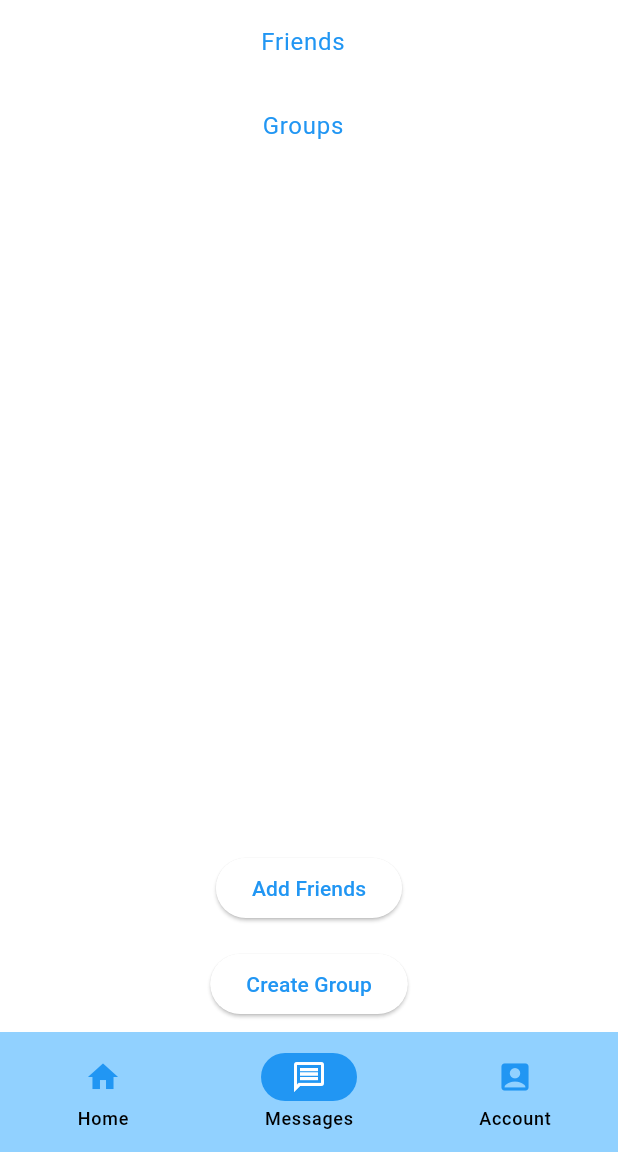
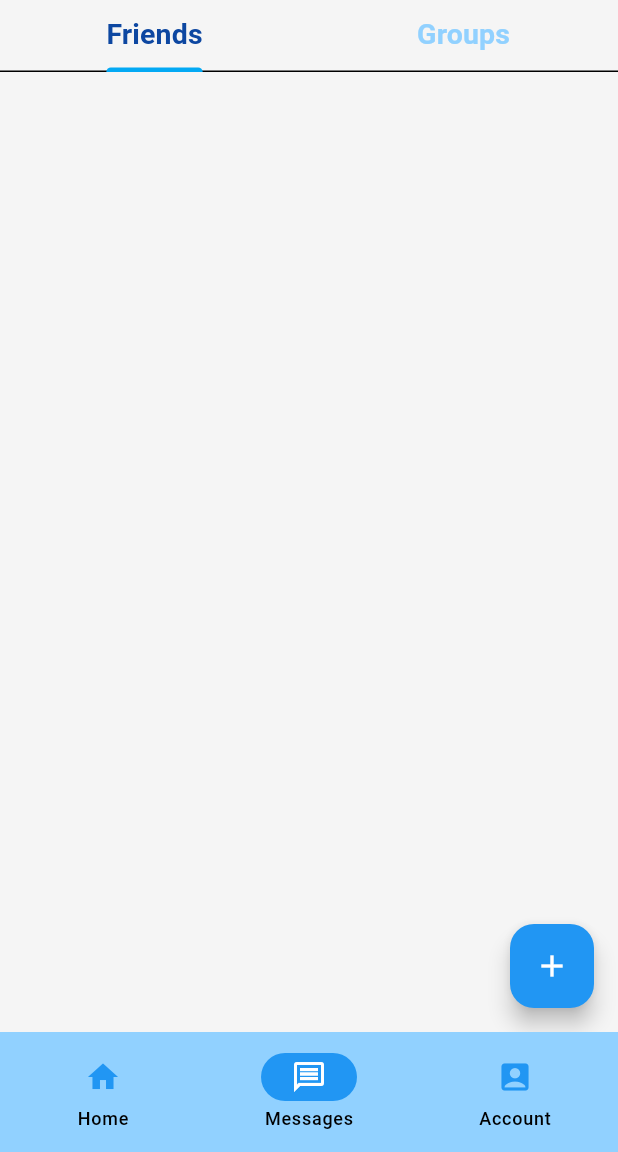
Before and after one commit to bmyaye/Located-Me-App, a Flutter app: the screen it shows once a user with an empty profile is signed in, item 2 of the bottom bar chosen, on a phone screen of 412 x 824 dp, the part 84-1236 px from its top. Run offline on Flutter 3.47's test engine with Material 3 defaults, Android fonts, the phone set to English and light mode, and no system bars; our stand-ins replace bloc, cloud_firestore, equatable, firebase_auth, firebase_core, firebase_database and 4 more; accounts and stored records are empty.

Commit message:
Changed message page UI (unfinished)

```diff
--- a/lib/main.dart
+++ b/lib/main.dart
@@ -293,30 +293,42 @@ class _MyHomePageState extends State<MyHomePage> {
 
   Widget _MessagesPage(BuildContext context) {
     return Scaffold(
-      body: Column(
+      backgroundColor: Colors.grey[100],
+      body: UserList(),
+      floatingActionButton: FloatingActionButton(
+        onPressed: () {
+          showDialog(
+            context: context,
+            builder: (BuildContext context) {
+              return AlertDialog(
+                backgroundColor: Colors.blue[50],
+                title: const Text('Choose an action'),
+                content: Column(
+                  mainAxisSize: MainAxisSize.min,
                   children: [
-          Expanded(
-            child: UserList(),
-          ),
-          Padding(
-            padding: const EdgeInsets.all(8.0),
-            child: ElevatedButton(
-              onPressed: () {
+                    ListTile(
+                      leading: const Icon(Icons.person_add),
+                      title: const Text('Add Friends'),
+                      onTap: () {
+                        Navigator.of(context).pop();
                         FriendManager(context).showAddFriendDialog();
                       },
-              child: const Text('Add Friends'),
                     ),
-          ),
-          Padding(
-            padding: const EdgeInsets.all(8.0),
-            child: ElevatedButton(
-              onPressed: () {
+                    ListTile(
+                      leading: const Icon(Icons.group_add),
+                      title: const Text('Create Group'),
+                      onTap: () {
+                        Navigator.of(context).pop();
                         GroupManager(context).showCreateGroupDialog();
                       },
-              child: const Text('Create Group'),
-            ),
                     ),
                   ],
+                ),
+              );
+            },
+          );
+        },
+        child: const Icon(Icons.add),
       ),
     );
   }
--- a/lib/screens/chat/chat_list.dart
+++ b/lib/screens/chat/chat_list.dart
@@ -30,23 +30,44 @@ class _UserListState extends State<UserList> {
         List<DocumentSnapshot> friends = data['friends'];
         List<DocumentSnapshot> groups = data['groups'];
 
-        return ListView(
-          children: [
-            const ListTile(
-              title: Center(
-                child: Text('Friends'),
+        return DefaultTabController(
+          length: 2,
+          child: Column(
+            children: [
+              const TabBar(
+                labelColor: Color.fromARGB(255, 13, 71, 161),
+                unselectedLabelColor: Color.fromARGB(255, 145, 209, 255),
+                indicatorColor: Colors.lightBlue,
+                labelStyle: TextStyle(
+                  fontSize: 19, fontWeight: FontWeight.bold,
+                ),
+                tabs: [
+                  Tab(text: 'Friends'),
+                  Tab(text: 'Groups'),
+                ],
               ),
-              textColor: Colors.blue,
-            ),
-            ...friends.map((doc) => _buildUserListItem(doc, 'friend')).toList(),
-            const ListTile(
-              title: Center(
-                child: Text('Groups'),
+              Expanded(
+                child: TabBarView(
+                  children: [
+                    ListView(
+                      children: [
+                        ...friends
+                            .map((doc) => _buildUserListItem(doc, 'friend'))
+                            .toList(),
+                      ],
+                    ),
+                    ListView(
+                      children: [
+                        ...groups
+                            .map((doc) => _buildUserListItem(doc, 'group'))
+                            .toList(),
+                      ],
+                    ),
+                  ],
+                ),
               ),
-              textColor: Colors.blue,
-            ),
-            ...groups.map((doc) => _buildUserListItem(doc, 'group')).toList(),
-          ],
+            ],
+          ),
         );
       },
     );
--- a/lib/screens/chat/chat_page.dart
+++ b/lib/screens/chat/chat_page.dart
@@ -74,7 +74,7 @@ class _ChatPageState extends State<ChatPage> {
                               child: Container(
                                 padding: const EdgeInsets.all(8.0),
                                 decoration: BoxDecoration(
-                                  color: isSentMessage ? Colors.blue.withOpacity(0.2) : Colors.yellow.withOpacity(0.2),
+                                  color: isSentMessage ? const Color.fromARGB(255, 145, 209, 255) : Colors.blue,
                                   borderRadius: isSentMessage
                                       ? const BorderRadius.only(
                                           topLeft: Radius.circular(12.0),
@@ -89,6 +89,10 @@ class _ChatPageState extends State<ChatPage> {
                                 ),
                                 child: Text(
                                   message['content'],
+                                  style: const TextStyle(
+                                    color: Colors.white,
+                                    // backgroundColor: isSentMessage ? Colors.transparent : Colors.white,
+                                  ),
                                 ),
                               ),
                             ),
```
Lines whose indentation alone changed are shown as unchanged.
